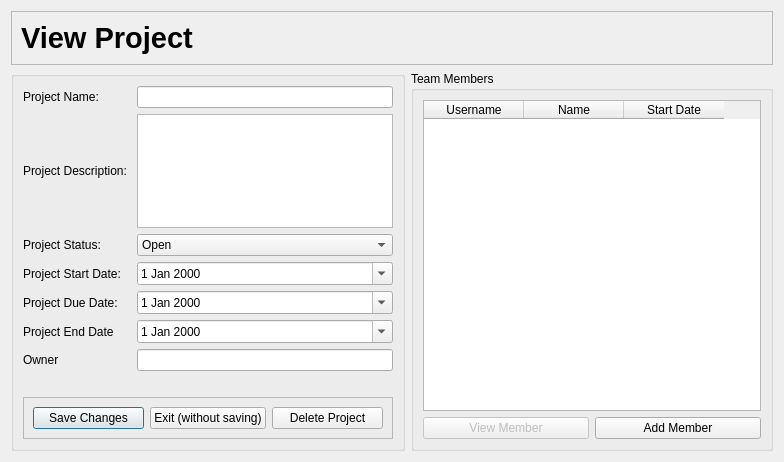
Above: ui/viewProjectDialog.ui from yasar12123/Soft27101-PMS before the change. Below: the same form after it.
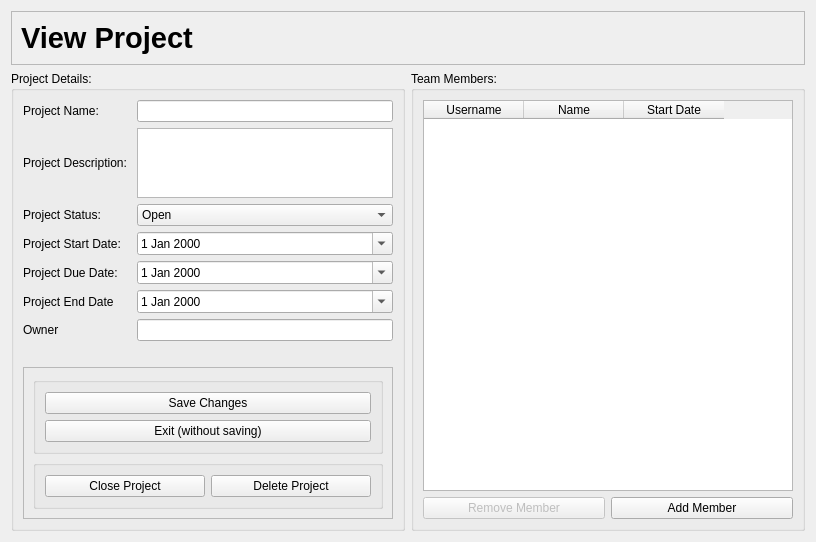
That is the form after the change.

Commit message: coded in delete project button and made changes to the view project gui.

```diff
--- a/ui/viewProjectDialog.ui
+++ b/ui/viewProjectDialog.ui
@@ -6,35 +6,63 @@
    <rect>
     <x>0</x>
     <y>0</y>
-    <width>784</width>
-    <height>462</height>
+    <width>816</width>
+    <height>509</height>
    </rect>
   </property>
   <property name="windowTitle">
    <string>View project</string>
   </property>
   <layout class="QGridLayout" name="gridLayout_3">
-   <item row="0" column="0" colspan="2">
-    <widget class="QFrame" name="frame">
-     <property name="frameShape">
-      <enum>QFrame::StyledPanel</enum>
+   <item row="1" column="1">
+    <widget class="QGroupBox" name="groupBox_3">
+     <property name="title">
+      <string>Team Members: </string>
      </property>
-     <property name="frameShadow">
-      <enum>QFrame::Raised</enum>
-     </property>
-     <layout class="QHBoxLayout" name="horizontalLayout_2">
+     <layout class="QVBoxLayout" name="verticalLayout">
+      <item>
+       <layout class="QVBoxLayout" name="verticalLayout_8">
+        <item>
+         <widget class="QTableWidget" name="TeamMembersTable">
+          <column>
+           <property name="text">
+            <string>Username</string>
+           </property>
+          </column>
+          <column>
+           <property name="text">
+            <string>Name</string>
+           </property>
+          </column>
+          <column>
+           <property name="text">
+            <string>Start Date</string>
+           </property>
+          </column>
+         </widget>
+        </item>
       <item>
-       <widget class="QLabel" name="label_6">
-        <property name="font">
-         <font>
-          <pointsize>22</pointsize>
-          <bold>true</bold>
-         </font>
+         <layout class="QHBoxLayout" name="horizontalLayout_6">
+          <item>
+           <widget class="QPushButton" name="removeMemberButton">
+            <property name="enabled">
+             <bool>false</bool>
         </property>
         <property name="text">
-         <string>View Project</string>
-        </property>
-       </widget>
+             <string>Remove Member</string>
+            </property>
+           </widget>
+          </item>
+          <item>
+           <widget class="QPushButton" name="addMemberButton">
+            <property name="text">
+             <string>Add Member</string>
+            </property>
+           </widget>
+          </item>
+         </layout>
+        </item>
+       </layout>
       </item>
      </layout>
     </widget>
@@ -42,7 +70,7 @@
    <item row="1" column="0">
     <widget class="QGroupBox" name="groupBox">
      <property name="title">
-      <string/>
+      <string>Project Details: </string>
      </property>
      <layout class="QVBoxLayout" name="verticalLayout_3">
       <item>
@@ -160,10 +188,14 @@
         <property name="frameShadow">
          <enum>QFrame::Raised</enum>
         </property>
+        <layout class="QVBoxLayout" name="verticalLayout_4">
+         <item>
+          <widget class="QGroupBox" name="groupBox_2">
+           <property name="title">
+            <string/>
+           </property>
         <layout class="QVBoxLayout" name="verticalLayout_2">
          <item>
-          <layout class="QHBoxLayout" name="horizontalLayout">
-           <item>
             <widget class="QPushButton" name="saveChangesButton">
              <property name="text">
               <string>Save Changes</string>
@@ -177,14 +209,31 @@
              </property>
             </widget>
            </item>
+           </layout>
+          </widget>
+         </item>
            <item>
-            <widget class="QPushButton" name="pushButton">
+          <widget class="QGroupBox" name="groupBox_4">
+           <property name="title">
+            <string/>
+           </property>
+           <layout class="QHBoxLayout" name="horizontalLayout">
+            <item>
+             <widget class="QPushButton" name="closeProjectButton">
+              <property name="text">
+               <string>Close Project</string>
+              </property>
+             </widget>
+            </item>
+            <item>
+             <widget class="QPushButton" name="deleteProjectButton">
              <property name="text">
               <string>Delete Project</string>
              </property>
             </widget>
            </item>
           </layout>
+          </widget>
          </item>
         </layout>
        </widget>
@@ -192,55 +241,27 @@
      </layout>
     </widget>
    </item>
-   <item row="1" column="1">
-    <widget class="QGroupBox" name="groupBox_3">
-     <property name="title">
-      <string>Team Members</string>
+   <item row="0" column="0" colspan="2">
+    <widget class="QFrame" name="frame">
+     <property name="frameShape">
+      <enum>QFrame::StyledPanel</enum>
      </property>
-     <layout class="QVBoxLayout" name="verticalLayout">
-      <item>
-       <layout class="QVBoxLayout" name="verticalLayout_8">
-        <item>
-         <widget class="QTableWidget" name="TeamMembersTable">
-          <column>
-           <property name="text">
-            <string>Username</string>
-           </property>
-          </column>
-          <column>
-           <property name="text">
-            <string>Name</string>
-           </property>
-          </column>
-          <column>
-           <property name="text">
-            <string>Start Date</string>
-           </property>
-          </column>
-         </widget>
-        </item>
+     <property name="frameShadow">
+      <enum>QFrame::Raised</enum>
+     </property>
+     <layout class="QHBoxLayout" name="horizontalLayout_2">
         <item>
-         <layout class="QHBoxLayout" name="horizontalLayout_6">
-          <item>
-           <widget class="QPushButton" name="ViewMemberButton">
-            <property name="enabled">
-             <bool>false</bool>
+       <widget class="QLabel" name="label_6">
+        <property name="font">
+         <font>
+          <pointsize>22</pointsize>
+          <bold>true</bold>
+         </font>
             </property>
             <property name="text">
-             <string>View Member</string>
-            </property>
-           </widget>
-          </item>
-          <item>
-           <widget class="QPushButton" name="AddMemberButton">
-            <property name="text">
-             <string>Add Member</string>
-            </property>
-           </widget>
-          </item>
-         </layout>
-        </item>
-       </layout>
+         <string>View Project</string>
+        </property>
+       </widget>
       </item>
      </layout>
     </widget>
```
Left out of the diff: 2 changed lines with no effect on the pictures. Lines whose indentation alone changed are shown as unchanged. The commit also changes 25 other files.
